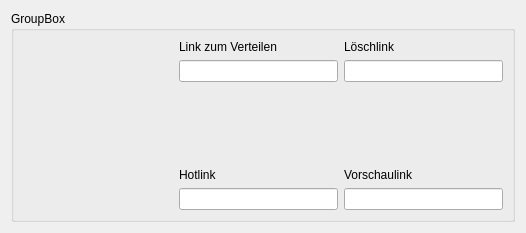
This is picup/ui_files/LinkWidget.ui in Arvedui/picup as Qt 5 draws it before an edit. The edited form follows.
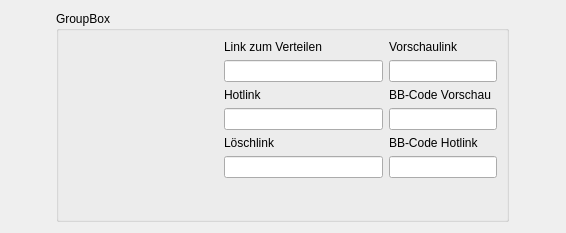
This is the edited form.

Patch:
```diff
--- a/picup/ui_files/LinkWidget.ui
+++ b/picup/ui_files/LinkWidget.ui
@@ -6,8 +6,8 @@
    <rect>
     <x>0</x>
     <y>0</y>
-    <width>514</width>
-    <height>215</height>
+    <width>566</width>
+    <height>228</height>
    </rect>
   </property>
   <property name="sizePolicy">
@@ -41,14 +41,51 @@
       <bool>false</bool>
      </property>
      <layout class="QGridLayout" name="gridLayout_2">
-      <item row="4" column="2">
+      <item row="6" column="1">
+       <widget class="QLineEdit" name="lineEdit_deletelink">
+        <property name="minimumSize">
+         <size>
+          <width>159</width>
+          <height>0</height>
+         </size>
+        </property>
+        <property name="readOnly">
+         <bool>true</bool>
+        </property>
+       </widget>
+      </item>
+      <item row="3" column="2">
+       <widget class="QLabel" name="label_3">
+        <property name="text">
+         <string>BB-Code Vorschau</string>
+        </property>
+       </widget>
+      </item>
+      <item row="6" column="2">
+       <widget class="QLineEdit" name="lineEdit_bb_hotlink"/>
+      </item>
+      <item row="5" column="2">
+       <widget class="QLabel" name="label_5">
+        <property name="text">
+         <string>BB-Code Hotlink</string>
+        </property>
+       </widget>
+      </item>
+      <item row="1" column="2">
+       <widget class="QLabel" name="label_4">
+        <property name="text">
+         <string>Vorschaulink</string>
+        </property>
+       </widget>
+      </item>
+      <item row="2" column="2">
        <widget class="QLineEdit" name="lineEdit_preview">
         <property name="readOnly">
          <bool>true</bool>
         </property>
        </widget>
       </item>
-      <item row="1" column="1">
+      <item row="2" column="1">
        <widget class="QLineEdit" name="lineEdit_sharelink">
         <property name="minimumSize">
          <size>
@@ -74,42 +111,7 @@
         </property>
        </widget>
       </item>
-      <item row="1" column="2">
-       <widget class="QLineEdit" name="lineEdit_deletelink">
-        <property name="minimumSize">
-         <size>
-          <width>159</width>
-          <height>0</height>
-         </size>
-        </property>
-        <property name="readOnly">
-         <bool>true</bool>
-        </property>
-       </widget>
-      </item>
-      <item row="1" column="0" rowspan="4">
-       <widget class="QLabel" name="label_picture">
-        <property name="sizePolicy">
-         <sizepolicy hsizetype="Fixed" vsizetype="Fixed">
-          <horstretch>0</horstretch>
-          <verstretch>0</verstretch>
-         </sizepolicy>
-        </property>
-        <property name="minimumSize">
-         <size>
-          <width>150</width>
-          <height>150</height>
-         </size>
-        </property>
-        <property name="text">
-         <string/>
-        </property>
-        <property name="scaledContents">
-         <bool>false</bool>
-        </property>
-       </widget>
-      </item>
-      <item row="0" column="1">
+      <item row="1" column="1">
        <widget class="QLabel" name="label">
         <property name="text">
          <string>Link zum Verteilen</string>
@@ -123,21 +125,17 @@
         </property>
        </widget>
       </item>
-      <item row="0" column="2">
+      <item row="5" column="1">
        <widget class="QLabel" name="label_6">
         <property name="text">
          <string>Löschlink</string>
         </property>
        </widget>
       </item>
-      <item row="3" column="2">
-       <widget class="QLabel" name="label_4">
-        <property name="text">
-         <string>Vorschaulink</string>
-        </property>
-       </widget>
+      <item row="4" column="2">
+       <widget class="QLineEdit" name="lineEdit_bb_preview"/>
       </item>
-      <item row="2" column="1" colspan="2">
+      <item row="7" column="1">
        <spacer name="verticalSpacer">
         <property name="orientation">
          <enum>Qt::Vertical</enum>
@@ -150,6 +148,28 @@
         </property>
        </spacer>
       </item>
+      <item row="2" column="0" rowspan="6">
+       <widget class="QLabel" name="label_picture">
+        <property name="sizePolicy">
+         <sizepolicy hsizetype="Fixed" vsizetype="Fixed">
+          <horstretch>0</horstretch>
+          <verstretch>0</verstretch>
+         </sizepolicy>
+        </property>
+        <property name="minimumSize">
+         <size>
+          <width>150</width>
+          <height>150</height>
+         </size>
+        </property>
+        <property name="text">
+         <string/>
+        </property>
+        <property name="scaledContents">
+         <bool>false</bool>
+        </property>
+       </widget>
+      </item>
      </layout>
     </widget>
    </item>
```
